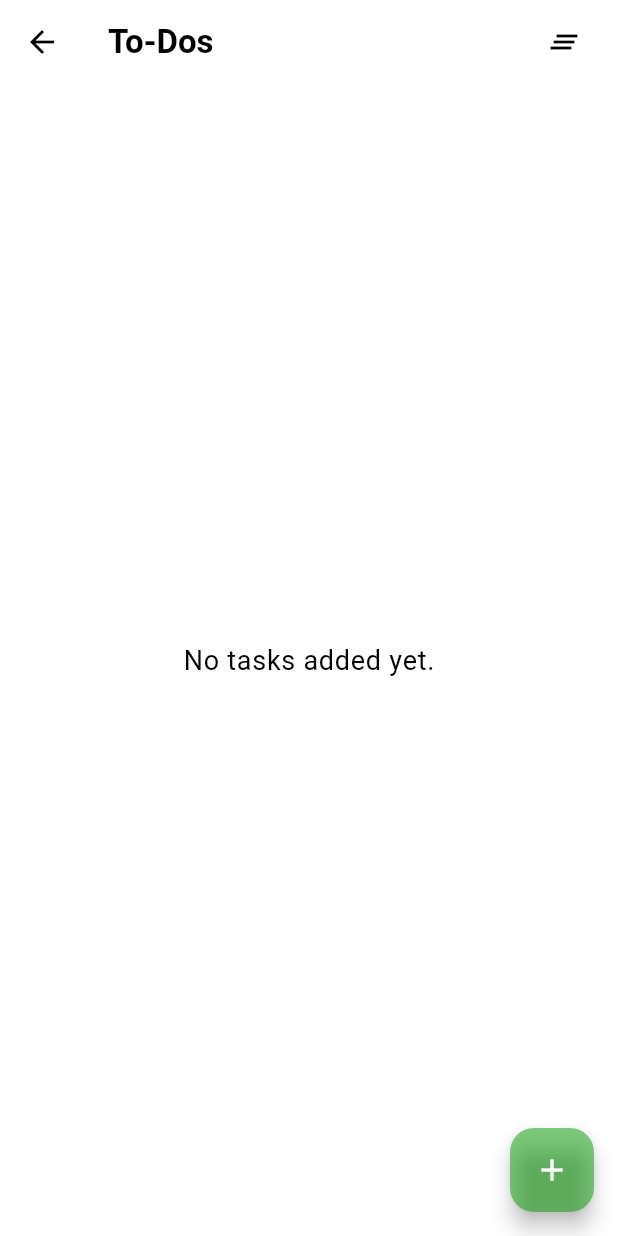
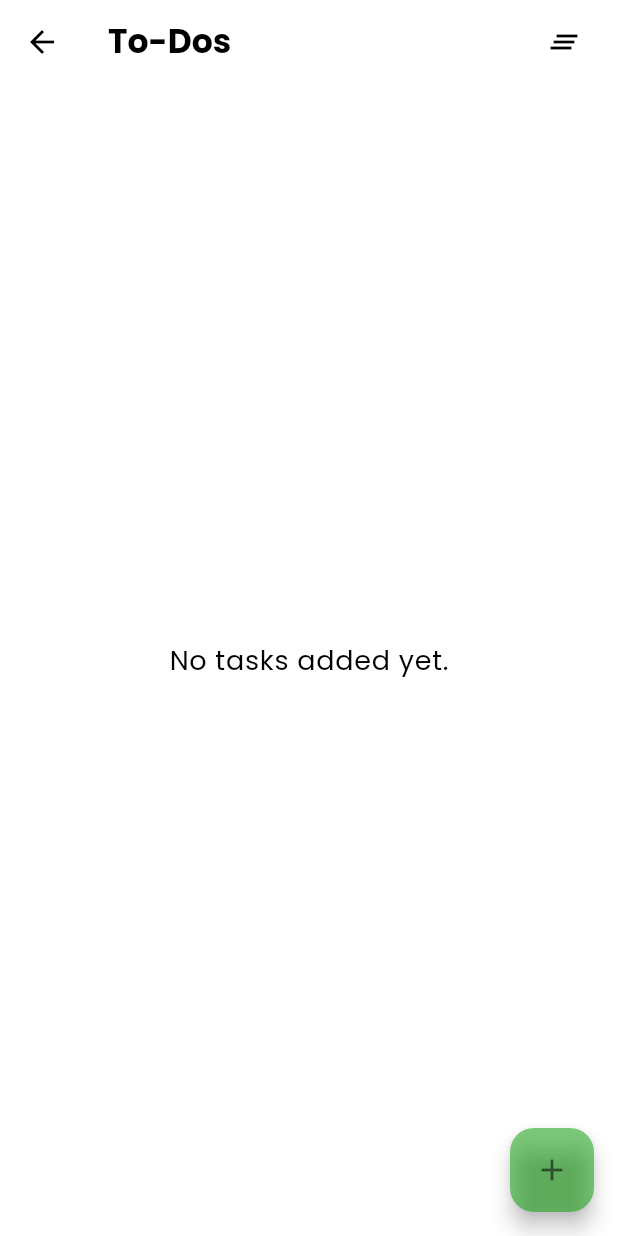
Before and after one commit to mussie-alemayehu/notes-and-to-do, a Flutter app: the ToDosListScreen screen opened by its route, on a phone screen of 412 x 824 dp. Run offline on Flutter 3.47's test engine with Material 3 defaults, Android fonts, the phone set to English and light mode, and no system bars; our stand-ins replace firebase_auth, firebase_core, google_fonts, google_sign_in, sqflite; accounts and stored records are empty; generated files the repository leaves out were written again.

Commit message:
update themes

```diff
--- a/lib/themes/dark_theme.dart
+++ b/lib/themes/dark_theme.dart
@@ -19,7 +19,9 @@ ThemeData darkTheme = ThemeData(
   colorScheme: ColorScheme.dark(
     surface: Colors.black,
     primary: Colors.grey.shade900,
+    onPrimary: Colors.white70,
     secondary: Colors.grey.shade800,
+    onSecondary: Colors.white,
     tertiary: const Color.fromARGB(128, 81, 255, 75),
   ),
   checkboxTheme: const CheckboxThemeData(
--- a/lib/themes/light_theme.dart
+++ b/lib/themes/light_theme.dart
@@ -18,7 +18,9 @@ ThemeData lightTheme = ThemeData(
   colorScheme: ColorScheme.light(
     surface: Colors.white,
     primary: Colors.grey.shade100,
+    onPrimary: Colors.black54,
     secondary: Colors.grey.shade300,
+    onSecondary: Colors.black,
     tertiary: const Color.fromARGB(128, 5, 157, 0),
   ),
   checkboxTheme: const CheckboxThemeData(
--- a/lib/themes/text_theme.dart
+++ b/lib/themes/text_theme.dart
@@ -4,25 +4,25 @@ import 'package:flutter/material.dart';
 import 'package:google_fonts/google_fonts.dart';
 
 TextTheme textTheme = TextTheme(
-  bodyLarge: GoogleFonts.roboto(
+  bodyLarge: GoogleFonts.poppins(
     fontSize: 18,
   ),
-  bodyMedium: GoogleFonts.roboto(
+  bodyMedium: GoogleFonts.poppins(
     fontSize: 14,
   ),
-  bodySmall: GoogleFonts.roboto(
+  bodySmall: GoogleFonts.poppins(
     fontSize: 11,
   ),
-  labelMedium: GoogleFonts.roboto(
+  labelMedium: GoogleFonts.poppins(
     fontSize: 13,
     fontStyle: FontStyle.italic,
     decoration: TextDecoration.lineThrough,
   ),
-  headlineLarge: GoogleFonts.roboto(
+  headlineLarge: GoogleFonts.poppins(
     fontSize: 22,
     fontWeight: FontWeight.bold,
   ),
-  headlineMedium: GoogleFonts.roboto(
+  headlineMedium: GoogleFonts.poppins(
     fontSize: 18,
     fontWeight: FontWeight.bold,
   ),
```
